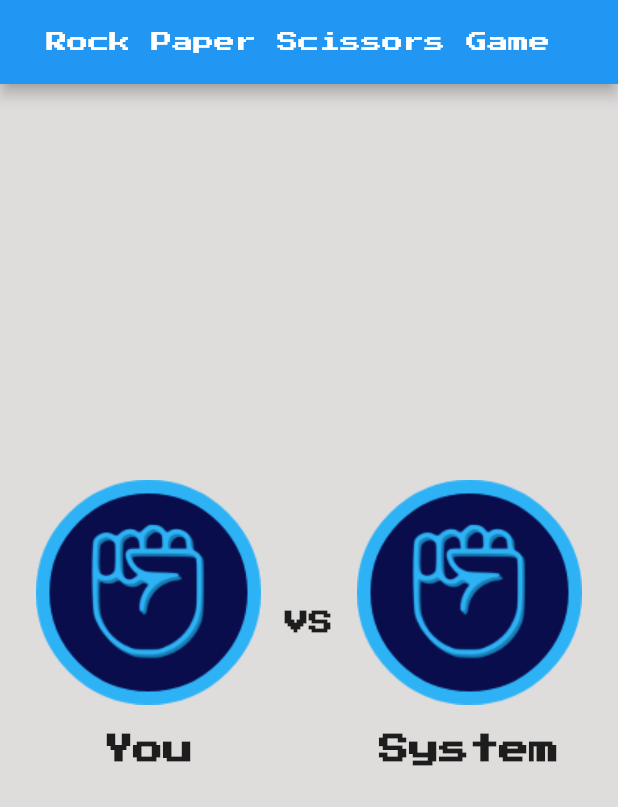
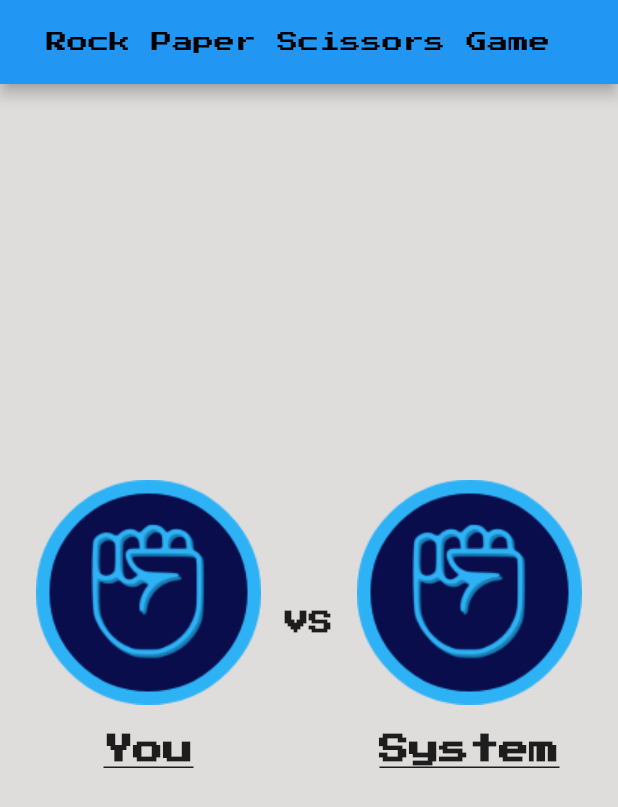
Before and after one commit to Mohammed-Hasaballah/Rock_Paper_Scissors_Game, a Flutter app: the screen it shows after launch, on a phone screen of 412 x 824 dp. Shown: the top 807 px of the screen. Run offline on Flutter 3.47's test engine with Material 2 defaults, Android fonts, the light colour scheme and no system bars.

Commit message:
fifth commit

```diff
--- a/lib/game_screen.dart
+++ b/lib/game_screen.dart
@@ -91,7 +91,7 @@ class _GameScreenState extends State<GameScreen> {
       appBar: AppBar(
         title: const Text(
           'Rock Paper Scissors Game ',
-          style: TextStyle(fontSize: 14),
+          style: TextStyle(fontSize: 14, color: Colors.black),
         ),
         centerTitle: true,
       ),
@@ -207,7 +207,10 @@ class _GameScreenState extends State<GameScreen> {
                       const Text(
                         'You',
                         style: TextStyle(
-                            fontSize: 20, fontWeight: FontWeight.bold),
+                          fontSize: 20,
+                          fontWeight: FontWeight.bold,
+                          decoration: TextDecoration.underline,
+                        ),
                       ),
                     ],
                   )),
@@ -231,7 +234,10 @@ class _GameScreenState extends State<GameScreen> {
                       const Text(
                         'System',
                         style: TextStyle(
-                            fontSize: 20, fontWeight: FontWeight.bold),
+                          fontSize: 20,
+                          fontWeight: FontWeight.bold,
+                          decoration: TextDecoration.underline,
+                        ),
                       ),
                     ],
                   ))
```
